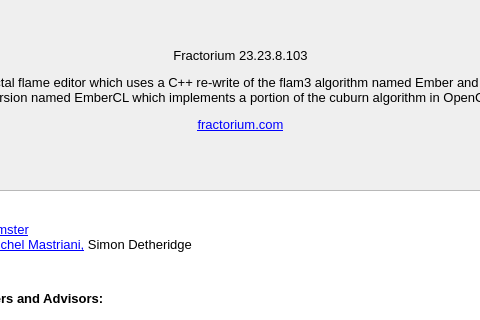
The window that Source/Fractorium/AboutDialog.ui (typpos/fractorium) describes before a commit, drawn with Qt 5; both pictures show x 106 to 586 and y 0 to 320 of the 692 by 729 pixel window.
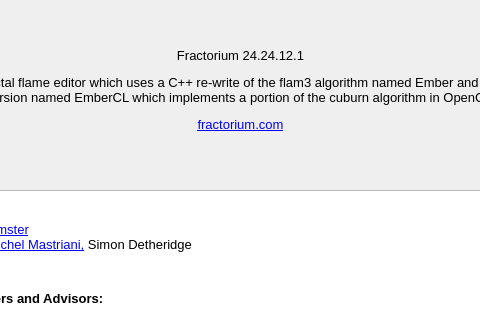
The same window after the commit.

```diff
--- a/Source/Fractorium/AboutDialog.ui
+++ b/Source/Fractorium/AboutDialog.ui
@@ -61,7 +61,7 @@
     <enum>QFrame::NoFrame</enum>
    </property>
    <property name="text">
-    <string>&lt;html&gt;&lt;head/&gt;&lt;body&gt;&lt;p align=&quot;center&quot;&gt;&lt;span style=&quot; font-size:10pt;&quot;&gt;Fractorium 23.23.8.103&lt;/span&gt;&lt;/p&gt;&lt;p align=&quot;center&quot;&gt;&lt;span style=&quot; font-size:10pt;&quot;&gt;A Qt-based fractal flame editor which uses a C++ re-write of the flam3 algorithm named Ember and a GPU capable version named EmberCL which implements a portion of the cuburn algorithm in OpenCL.&lt;/span&gt;&lt;/p&gt;&lt;p align=&quot;center&quot;&gt;&lt;a href=&quot;http://fractorium.com&quot;&gt;&lt;span style=&quot; font-size:10pt; text-decoration: underline; color:#0000ff;&quot;&gt;fractorium.com&lt;/span&gt;&lt;/a&gt;&lt;/p&gt;&lt;/body&gt;&lt;/html&gt;</string>
+    <string>&lt;html&gt;&lt;head/&gt;&lt;body&gt;&lt;p align=&quot;center&quot;&gt;&lt;span style=&quot; font-size:10pt;&quot;&gt;Fractorium 24.24.12.1&lt;/span&gt;&lt;/p&gt;&lt;p align=&quot;center&quot;&gt;&lt;span style=&quot; font-size:10pt;&quot;&gt;A Qt-based fractal flame editor which uses a C++ re-write of the flam3 algorithm named Ember and a GPU capable version named EmberCL which implements a portion of the cuburn algorithm in OpenCL.&lt;/span&gt;&lt;/p&gt;&lt;p align=&quot;center&quot;&gt;&lt;a href=&quot;http://fractorium.com&quot;&gt;&lt;span style=&quot; font-size:10pt; text-decoration: underline; color:#0000ff;&quot;&gt;fractorium.com&lt;/span&gt;&lt;/a&gt;&lt;/p&gt;&lt;/body&gt;&lt;/html&gt;</string>
    </property>
    <property name="textFormat">
     <enum>Qt::RichText</enum>
```
